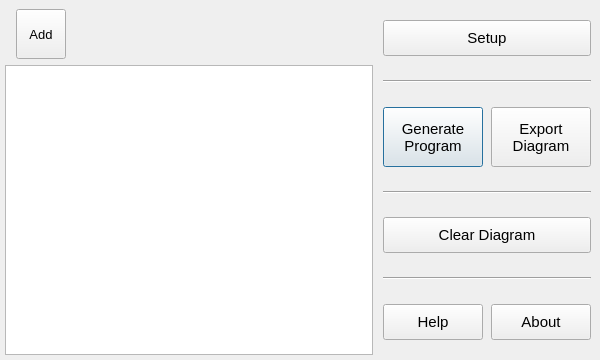
Qt form drawwindow.ui (OlyCow/draw-auton) before a commit.
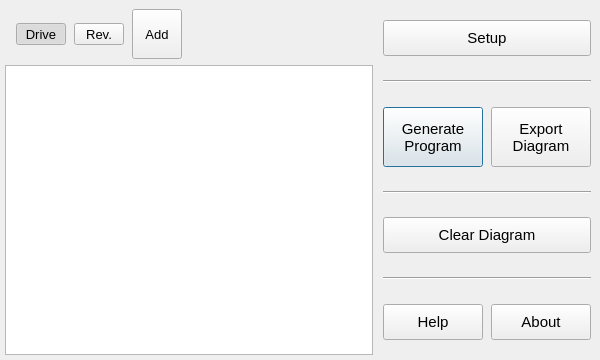
The same form after that commit. Icons and pictures are not drawn.

Commit message: Added default action buttons

```diff
--- a/drawwindow.ui
+++ b/drawwindow.ui
@@ -106,6 +106,91 @@
           <property name="bottomMargin">
            <number>0</number>
           </property>
+          <item>
+           <widget class="QToolButton" name="toolButton_drive">
+            <property name="sizePolicy">
+             <sizepolicy hsizetype="Preferred" vsizetype="Fixed">
+              <horstretch>0</horstretch>
+              <verstretch>0</verstretch>
+             </sizepolicy>
+            </property>
+            <property name="minimumSize">
+             <size>
+              <width>50</width>
+              <height>0</height>
+             </size>
+            </property>
+            <property name="cursor">
+             <cursorShape>PointingHandCursor</cursorShape>
+            </property>
+            <property name="toolTip">
+             <string>Drive the robot forwards.</string>
+            </property>
+            <property name="text">
+             <string>Drive</string>
+            </property>
+            <property name="icon">
+             <iconset resource="icons.qrc">
+              <normaloff>:/icons/plus.png</normaloff>:/icons/plus.png</iconset>
+            </property>
+            <property name="iconSize">
+             <size>
+              <width>24</width>
+              <height>24</height>
+             </size>
+            </property>
+            <property name="checkable">
+             <bool>true</bool>
+            </property>
+            <property name="checked">
+             <bool>true</bool>
+            </property>
+            <property name="toolButtonStyle">
+             <enum>Qt::ToolButtonTextUnderIcon</enum>
+            </property>
+           </widget>
+          </item>
+          <item>
+           <widget class="QToolButton" name="toolButton_reverse">
+            <property name="sizePolicy">
+             <sizepolicy hsizetype="Preferred" vsizetype="Fixed">
+              <horstretch>0</horstretch>
+              <verstretch>0</verstretch>
+             </sizepolicy>
+            </property>
+            <property name="minimumSize">
+             <size>
+              <width>50</width>
+              <height>0</height>
+             </size>
+            </property>
+            <property name="cursor">
+             <cursorShape>PointingHandCursor</cursorShape>
+            </property>
+            <property name="toolTip">
+             <string>Drive the robot backwards.</string>
+            </property>
+            <property name="text">
+             <string>Rev.</string>
+            </property>
+            <property name="icon">
+             <iconset resource="icons.qrc">
+              <normaloff>:/icons/plus.png</normaloff>:/icons/plus.png</iconset>
+            </property>
+            <property name="iconSize">
+             <size>
+              <width>24</width>
+              <height>24</height>
+             </size>
+            </property>
+            <property name="checkable">
+             <bool>true</bool>
+            </property>
+            <property name="toolButtonStyle">
+             <enum>Qt::ToolButtonTextUnderIcon</enum>
+            </property>
+           </widget>
+          </item>
           <item>
            <widget class="QToolButton" name="toolButton_add">
             <property name="sizePolicy">
```
Left out of the diff: 2 changed lines with no effect on the pictures.
